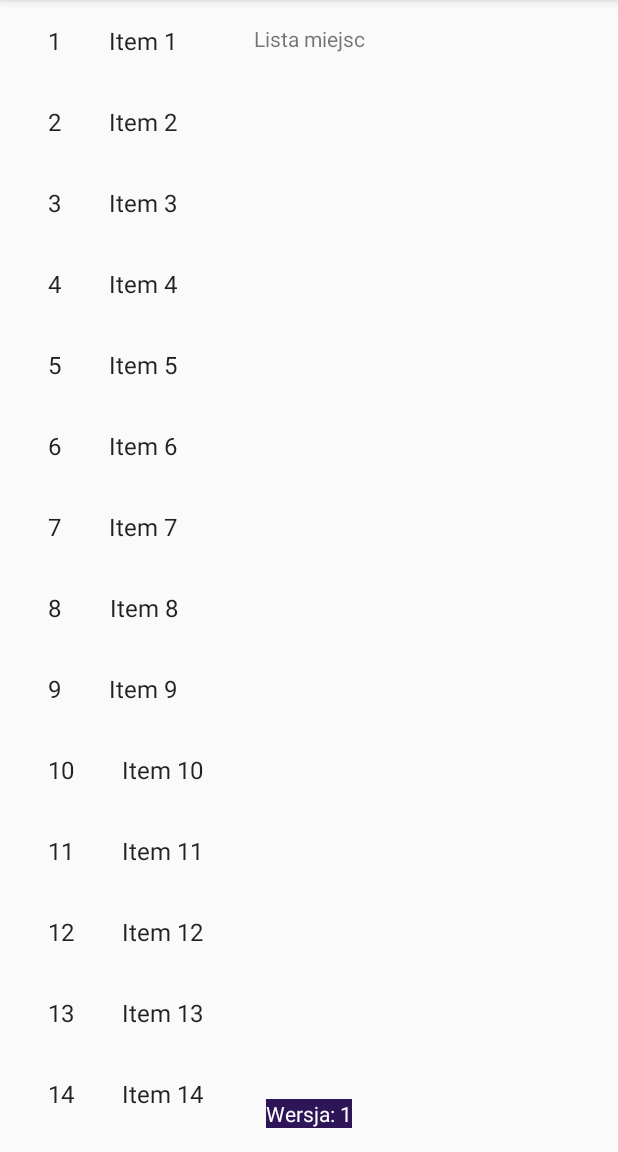
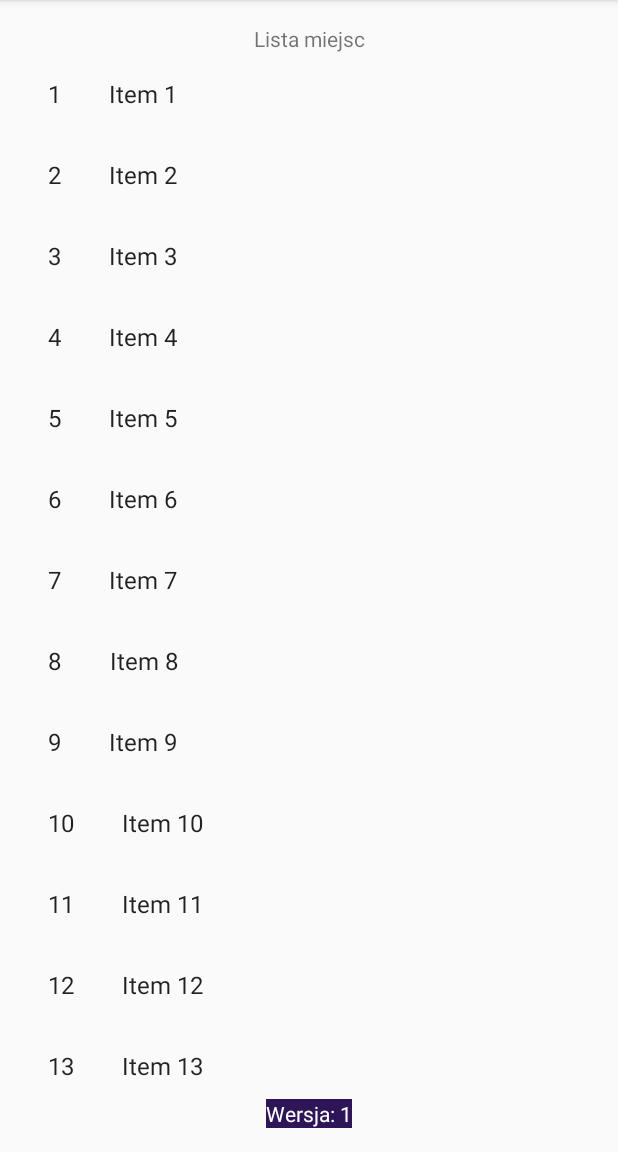
Before and after one commit to kgluszczyk/Destinations, an Android app: the screen it shows after launch (MainActivity), after a tap on "Lista miejsc", on a phone screen of 412 x 824 dp, the part 84-1236 px from its top. Run offline under Robolectric (Android 15) with nearby library versions, the light colour scheme and no system bars.

Commit message:
Show in the view

```diff
--- a/app/src/main/java/com/kgluszczyk/myapplication/MainActivity.java
+++ b/app/src/main/java/com/kgluszczyk/myapplication/MainActivity.java
@@ -24,7 +24,7 @@ public class MainActivity extends AppCompatActivity implements OnListFragmentInt
             public void onClick(final View v) {
                 getSupportFragmentManager()
                         .beginTransaction()
-                        .replace(android.R.id.content, ItemFragment.newInstance(1))
+                        .replace(R.id.lista_kontener, ItemFragment.newInstance(1))
                         .commit();
             }
         });
--- a/app/src/main/res/layout/activity_main.xml
+++ b/app/src/main/res/layout/activity_main.xml
@@ -10,21 +10,30 @@
         android:id="@+id/tytuł"
         android:layout_width="wrap_content"
         android:layout_height="wrap_content"
+        android:layout_marginTop="@dimen/activity_horizontal_margin"
         android:text="@string/title"
-        android:layout_marginTop="@dimen/activity_horizontal_margin"
         app:layout_constraintLeft_toLeftOf="parent"
         app:layout_constraintRight_toRightOf="parent"
         app:layout_constraintTop_toTopOf="parent" />
 
+    <FrameLayout
+        android:id="@+id/lista_kontener"
+        android:layout_width="0dp"
+        android:layout_height="0dp"
+        app:layout_constraintBottom_toTopOf="@+id/wersja"
+        app:layout_constraintLeft_toLeftOf="parent"
+        app:layout_constraintRight_toRightOf="parent"
+        app:layout_constraintTop_toBottomOf="@+id/tytuł" />
+
     <TextView
         android:id="@+id/wersja"
+        style="@style/AppThemeInfo"
         android:layout_width="wrap_content"
         android:layout_height="wrap_content"
+        android:layout_marginBottom="@dimen/activity_horizontal_margin"
         android:text="@string/wersja"
-        android:layout_marginBottom="@dimen/activity_horizontal_margin"
-        style="@style/AppThemeInfo"
+        app:layout_constraintBottom_toBottomOf="parent"
         app:layout_constraintLeft_toLeftOf="parent"
-        app:layout_constraintBottom_toBottomOf="parent"
         app:layout_constraintRight_toRightOf="parent" />
 
 </android.support.constraint.ConstraintLayout>
```
